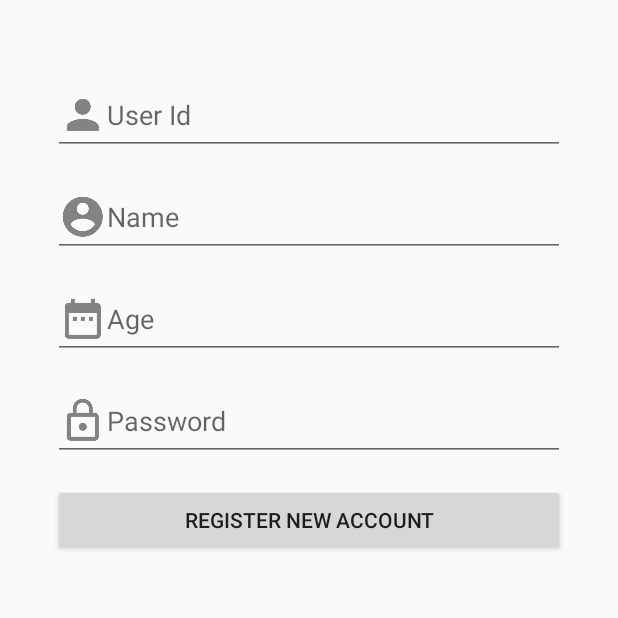
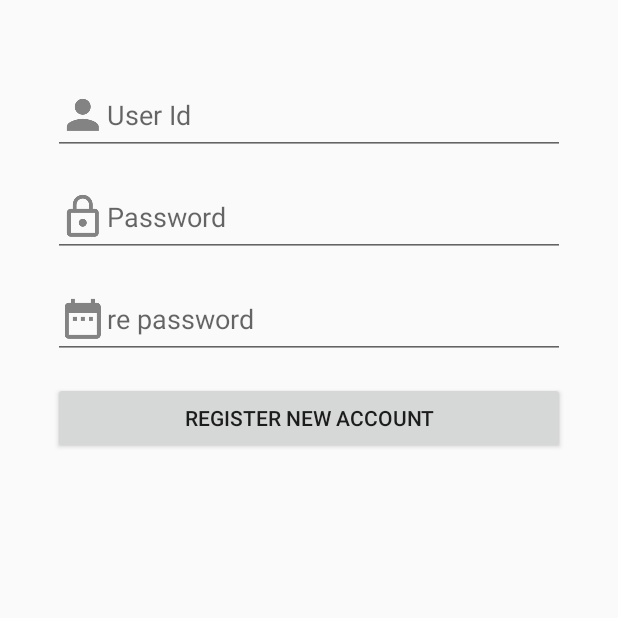
Before and after one commit to Ben523/Healthy, an Android app: the fragment RegisterFragment placed in its activity, after a tap on "REGISTER NEW ACCOUNT", on a phone screen of 412 x 824 dp, the top half of it. Run offline under Robolectric (Android 15) with nearby library versions, the phone set to English and light mode, and no system bars; our stand-ins replace Firebase (no records; nobody signed in at launch, a user with empty details on screens opened directly).

```diff
--- a/app/build.gradle
+++ b/app/build.gradle
@@ -25,4 +25,7 @@ dependencies {
     testImplementation 'junit:junit:4.12'
     androidTestImplementation 'com.android.support.test:runner:1.0.2'
     androidTestImplementation 'com.android.support.test.espresso:espresso-core:3.0.2'
+    implementation 'com.google.firebase:firebase-core:16.0.1'
+    implementation 'com.google.firebase:firebase-auth:16.0.3'
 }
+apply plugin: 'com.google.gms.google-services'
--- a/app/src/main/java/com/example/a58070067/healthy/RegisterFragment.java
+++ b/app/src/main/java/com/example/a58070067/healthy/RegisterFragment.java
@@ -12,7 +12,16 @@ import android.widget.Button;
 import android.widget.EditText;
 import android.widget.Toast;
 
+import com.google.android.gms.tasks.OnFailureListener;
+import com.google.android.gms.tasks.OnSuccessListener;
+import com.google.firebase.auth.AuthResult;
+import com.google.firebase.auth.FirebaseAuth;
+import com.google.firebase.auth.FirebaseUser;
+
 public class RegisterFragment extends Fragment{
+
+    private FirebaseAuth mAuth;
+
     @Nullable
     @Override
     public View onCreateView(@NonNull LayoutInflater inflater, @Nullable ViewGroup container, @Nullable Bundle savedInstanceState) {
@@ -22,7 +31,8 @@ public class RegisterFragment extends Fragment{
     @Override
     public void onActivityCreated(@Nullable Bundle savedInstanceState) {
         super.onActivityCreated(savedInstanceState);
-        initRegisterBtn(savedInstanceState);
+        mAuth  = FirebaseAuth.getInstance();
+        initRegisterBtn2(savedInstanceState);
 
     }
 
@@ -33,15 +43,13 @@ public class RegisterFragment extends Fragment{
             @Override
             public void onClick(View view) {
                 EditText userID = getView().findViewById(R.id.register_user_id);
-                EditText nameText = getView().findViewById(R.id.register_name);
-                EditText ageText = getView().findViewById(R.id.register_age);
+                EditText ageText = getView().findViewById(R.id.register_re_password);
                 EditText passText = getView().findViewById(R.id.register_password);
                 String username = userID.getText().toString();
-                String name = nameText.getText().toString();
                 String age = ageText.getText().toString();
                 String password = passText.getText().toString();
 
-                if(username.isEmpty() || name.isEmpty() || age.isEmpty() || password.isEmpty()){
+                if(username.isEmpty() ||  password.isEmpty()){
                     Log.d("USER","FIELD NAME IS EMPTY");
                     Toast.makeText(getActivity(), "FIELD NAME IS EMPTY", Toast.LENGTH_SHORT).show();
                 }else if(username.equals("admin")){
@@ -59,4 +67,66 @@ public class RegisterFragment extends Fragment{
             }
         });
     }
+
+    private void initRegisterBtn2(final Bundle savedInstanceState)
+    {
+        Button registerBtn = getView().findViewById(R.id.register_register_btn);
+        registerBtn.setOnClickListener(new View.OnClickListener() {
+            @Override
+            public void onClick(View view) {
+                EditText userID = getView().findViewById(R.id.register_user_id);
+                EditText passText = getView().findViewById(R.id.register_password);
+                EditText pass2Text = getView().findViewById(R.id.register_re_password);
+
+                String username = userID.getText().toString();
+                String password = passText.getText().toString();
+                String password2 = pass2Text.getText().toString();
+
+                if(username.isEmpty() ||  password2.isEmpty() || password.isEmpty()){
+                    Log.d("USER","FIELD NAME IS EMPTY");
+                    Toast.makeText(getActivity(), "FIELD NAME IS EMPTY", Toast.LENGTH_SHORT).show();
+                }else if(password.length() < 6 || password2.length() < 6) {
+                    Log.d("USER", "PASSWORD LENGTH LESS THAN 6");
+                    Toast.makeText(getActivity(), "PASSWORD LENGTH LESS THAN 6", Toast.LENGTH_SHORT).show();
+                }else if((password.equals(password2))==false){
+                    Log.d("USER", "PASSWORD DOESNT MAHT");
+                    Toast.makeText(getActivity(), "PASSWORD DOESNT MATCH", Toast.LENGTH_SHORT).show();
+                }else{
+                    Log.d("USER","GO TO LOGIN");
+                    mAuth.createUserWithEmailAndPassword(username, password).addOnSuccessListener(new OnSuccessListener<AuthResult>() {
+                        @Override
+                        public void onSuccess(AuthResult authResult) {
+                            sentEmail(authResult.getUser());
+                            if(savedInstanceState == null){
+                                getActivity().getSupportFragmentManager()
+                                        .beginTransaction()
+                                        .replace(R.id.main_view,new BMIFragment())
+                                        .commit();
+                            }
+                        }
+                    }).addOnFailureListener(new OnFailureListener() {
+                        @Override
+                        public void onFailure(@NonNull Exception e) {
+                            Toast.makeText(getActivity(), "ERROR :"+e.getMessage(), Toast.LENGTH_SHORT).show();
+                        }
+                    });
+
+                }
+            }
+        });
+    }
+
+    private void sentEmail(FirebaseUser _user)
+    {
+        _user.sendEmailVerification().addOnSuccessListener(new OnSuccessListener<Void>() {
+            @Override
+            public void onSuccess(Void aVoid) {
+
+            }}).addOnFailureListener(new OnFailureListener() {
+            @Override
+            public void onFailure(@NonNull Exception e) {
+                Toast.makeText(getActivity(), "ERROR :"+e.getMessage(), Toast.LENGTH_SHORT).show();
+            }
+        });
+    }
 }
--- a/app/src/main/res/layout/fragment_register.xml
+++ b/app/src/main/res/layout/fragment_register.xml
@@ -11,23 +11,9 @@
         android:layout_marginTop="15dp"
         android:hint="@string/user_id"
         android:layout_width="match_parent"
-        android:layout_height="wrap_content" />
+        android:layout_height="wrap_content"
+        android:inputType="textEmailAddress"/>
 
-    <EditText
-        android:id="@+id/register_name"
-        android:drawableLeft="@drawable/ic_name_person"
-        android:layout_marginTop="15dp"
-        android:hint="@string/name"
-        android:layout_width="match_parent"
-        android:layout_height="wrap_content" />
-
-    <EditText
-        android:id="@+id/register_age"
-        android:drawableLeft="@drawable/ic_calendar"
-        android:layout_marginTop="15dp"
-        android:hint="@string/age"
-        android:layout_width="match_parent"
-        android:layout_height="wrap_content" />
 
     <EditText
         android:id="@+id/register_password"
@@ -38,6 +24,16 @@
         android:layout_height="wrap_content"
         android:inputType="textPassword"/>
 
+    <EditText
+        android:id="@+id/register_re_password"
+        android:drawableLeft="@drawable/ic_calendar"
+        android:layout_marginTop="15dp"
+        android:hint="@string/re_password"
+        android:layout_width="match_parent"
+        android:layout_height="wrap_content"
+        android:inputType="textPassword"/>
+
+
     <Button
         android:id="@+id/register_register_btn"
         android:layout_width="match_parent"
--- a/app/src/main/res/values/strings.xml
+++ b/app/src/main/res/values/strings.xml
@@ -15,4 +15,5 @@
     <string name="add_weight">Add Weight</string>
     <string name="save">SAVE</string>
     <string name="date">DATE</string>
+    <string name="re_password">re password</string>
 </resources>
```
Also changed, not shown: 1 other file.
